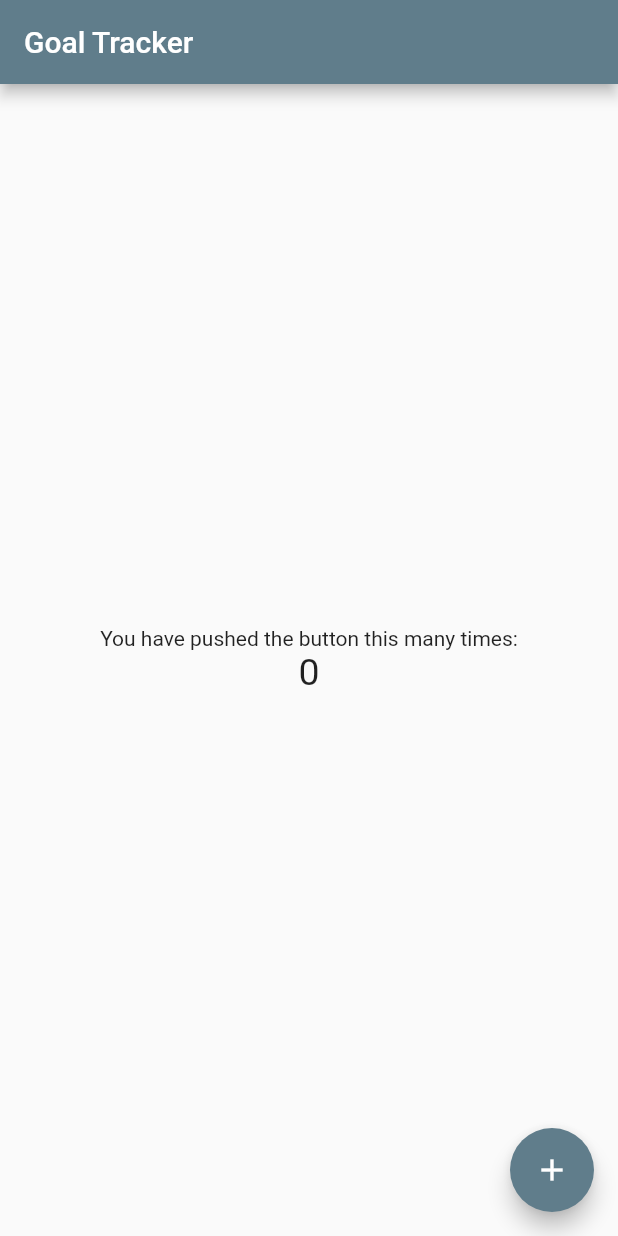
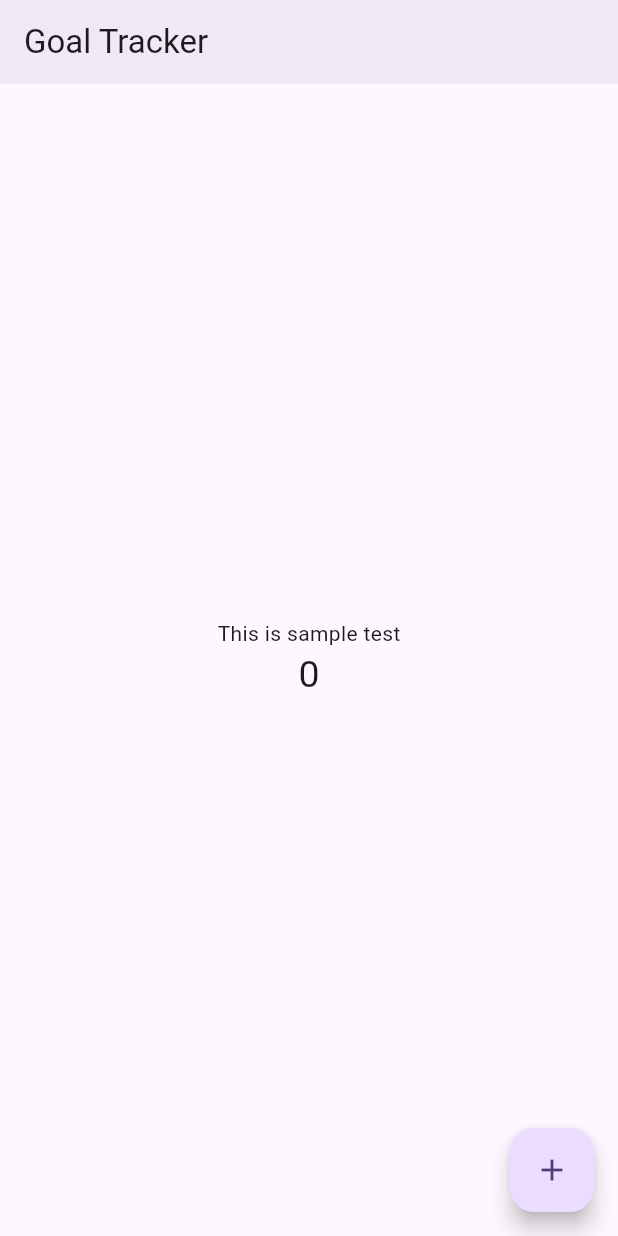
Before and after one commit to devDavidLee/GoalTracker, a Flutter app: the screen it shows after launch, on a phone screen of 412 x 824 dp. Run offline on Flutter 3.47's test engine with Material 2 defaults, Android fonts, the phone set to English and light mode, and no system bars.

Commit message:
머터리얼 디자인 3 적용

```diff
--- a/lib/main.dart
+++ b/lib/main.dart
@@ -5,12 +5,20 @@ void main() => runApp(MyApp());
 class MyApp extends StatelessWidget {
   const MyApp({super.key});
   static const String _title = 'Goal Tracker';
-  // This widget is the root of your application.
   @override
   Widget build(BuildContext context) {
     return MaterialApp(
       title: _title,
-      theme: ThemeData(primarySwatch: Colors.blueGrey),
+      theme: ThemeData(
+        colorScheme: ColorScheme.fromSeed(seedColor: Colors.deepPurple),
+        useMaterial3: true,
+        brightness: Brightness.light,
+      ),
+      darkTheme: ThemeData(
+        useMaterial3: true,
+        brightness: Brightness.dark,
+      ),
+      themeMode: ThemeMode.system,
       home: MyHomePage(),
     );
   }
@@ -18,10 +26,6 @@ class MyApp extends StatelessWidget {
 
 class MyHomePage extends StatefulWidget {
   const MyHomePage({super.key});
-  // This widget is the home page of your application. It is stateful, meaning
-  // that it has a State object (defined below) that contains fields that affect
-  // how it looks.
-  // This class is the configuration for the state.
   @override
   _MyHomePageState createState() => _MyHomePageState();
 }
@@ -31,46 +35,29 @@ class _MyHomePageState extends State<MyHomePage> {
 
   void _incrementCounter() {
     setState(() {
-      // This call to setState tells the Flutter framework that something has
-      // changed in this State, which causes it to rerun the build method below
-      // so that the display can reflect the updated values. If we changed
-      // _counter without calling setState(), then the build method would not be
-      // called again, and so nothing would appear to happen.
       _counter++;
+    });
+  }
+
+  void _decrementCounter() {
+    setState(() {
+      _counter--;
     });
   }
 
   @override
   Widget build(BuildContext context) {
-    // This method is rerun every time setState is called, for instance as done
-    // by the _incrementCounter method above.
-    //
-    // The Flutter framework has been optimized to make rerunning build methods
-    // fast, so that you can just rebuild anything that needs updating rather
-    // than having to individually change instances of widgets.
-    return Scaffold(
+    var scaffold = Scaffold(
       appBar: AppBar(
-        // Here we take the value from the MyHomePage object that was created by
-        // the App.build method, and use it to set our appbar title.
-        title: Text('Goal Tracker'),
+        title: Text(MyApp._title),
+        elevation: 4,
       ),
       body: Center(
-        // Center is a layout widget. It takes a single child and positions it
-        // in the middle of the parent.
         child: Column(
-          // Column is also a layout widget. It takes a list of children and
-          // arranges them vertically. By default, it sizes itself to fit its
-          // children horizontally, and tries to be as tall as its parent.
-          //
-          // Column has various properties to control how it sizes itself and
-          // how it positions its children. Here we use mainAxisAlignment to
-          // center the children vertically; the main axis here is the vertical
-          // axis because Columns are vertical (the cross axis would be
-          // horizontal).
           mainAxisAlignment: MainAxisAlignment.center,
           children: <Widget>[
             Text(
-              'You have pushed the button this many times:',
+              'This is sample test',
             ),
             Text(
               '$_counter',
@@ -85,5 +72,6 @@ class _MyHomePageState extends State<MyHomePage> {
         child: Icon(Icons.add),
       ),
     );
+    return scaffold;
   }
 }
```
